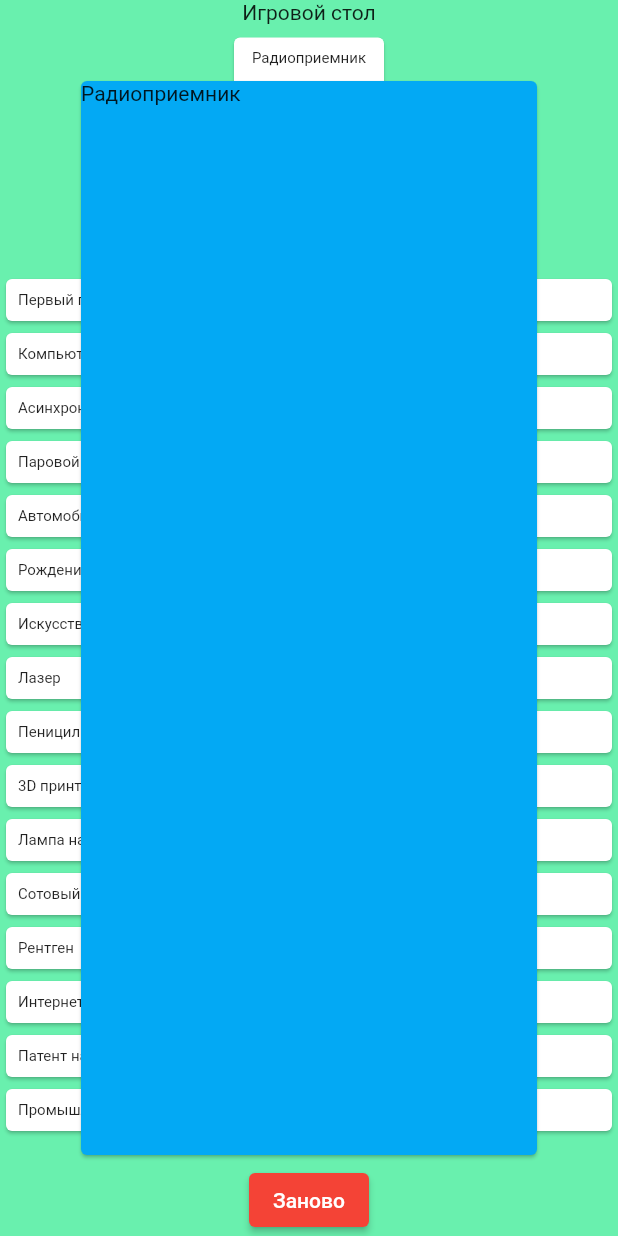
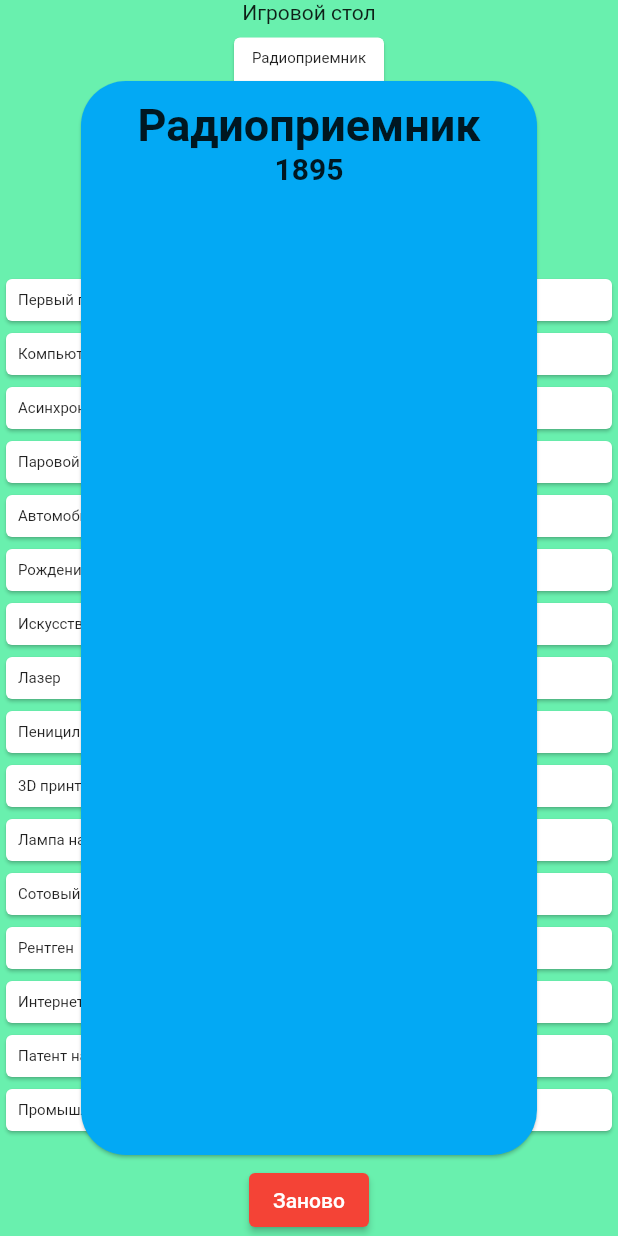
Before and after one commit to Emerald2014/timeline, a Flutter app: the Drag screen opened directly, after a tap on "Радиоприемник", on a phone screen of 412 x 824 dp. Run offline on Flutter 3.47's test engine with Material 2 defaults, Android fonts, the phone set to English and light mode, and no system bars; missing offline and left inert: drag_and_drop_lists.

Commit message:
Легкая модернизация открытой карточки

```diff
--- a/lib/test.dart
+++ b/lib/test.dart
@@ -2,6 +2,8 @@ import 'package:flutter/material.dart';
 import 'package:timeline/data/card_list.dart';
 import 'package:timeline/model/game_card.dart';
 import 'dart:math';
+
+import 'package:timeline/ui/card_screen.dart';
 
 void main() {
   runApp(MyApp());
@@ -23,8 +25,8 @@ class _DragState extends State<Drag> {
   int randomIndex = Random().nextInt(cardListOnHand.length);
 
   // List<GameCard> boardCardList = List.empty();
-  List handCardList = [];
-  List boardCardList = [];
+  List<GameCard> handCardList = [];
+  List<GameCard> boardCardList = [];
   int indexOfLastCard = -1;
   bool isCardClicked = false;
   int indexOfClickedCard = -1;
@@ -89,7 +91,8 @@ class _DragState extends State<Drag> {
                     child: Text("Заново"))
               ],
             ),
-            if (isCardClicked)                 openCard(context, indexOfClickedCard),
+            if (isCardClicked)
+              openCard(context, indexOfClickedCard, boardCardList),
           ]),
         ),
       ),
@@ -134,23 +137,6 @@ class _DragState extends State<Drag> {
               ),
             ),
           );
-  }
-
-  Widget openCard(BuildContext context, int index) {
-    GameCard openCard = boardCardList[index];
-    return Padding(
-      key: Key("loading"),
-      padding: const EdgeInsets.all(50.0),
-      child: Center(
-        child: Card(
-          color: Colors.lightBlue,
-          child: Column(
-            crossAxisAlignment: CrossAxisAlignment.stretch,
-            children: [Text(openCard.name)],
-          ),
-        ),
-      ),
-    );
   }
 
 //  builds the widgets for List A items
--- a/lib/ui/card_screen.dart
+++ b/lib/ui/card_screen.dart
@@ -1,22 +1,32 @@
 import 'package:flutter/material.dart';
 import 'package:timeline/model/game_card.dart';
 
-class CardScreen extends StatelessWidget {
-  final GameCard gameCard;
-
-  const CardScreen({super.key, required this.gameCard});
-
-  @override
-  Widget build(BuildContext context) => Scaffold(
-        backgroundColor: Colors.amber[200],
-        body: Center(
+Widget openCard(BuildContext context, int index, List<GameCard> boardCardList) {
+  GameCard openCard = boardCardList[index];
+  return Padding(
+    key: Key("loading"),
+    padding: const EdgeInsets.all(50.0),
+    child: Center(
+      child: Card(
+        shape: RoundedRectangleBorder(
+          borderRadius: BorderRadius.circular(30.0),
+        ),
+        color: Colors.lightBlue,
+        child: Padding(
+          padding: const EdgeInsets.all(12.0),
           child: Column(
+            crossAxisAlignment: CrossAxisAlignment.stretch,
             children: [
-              Text(gameCard.name),
-              // Image(image: AssetImage("assets/no_image.jpg")),
-              Text(gameCard.year.toString())
+              Text(openCard.name,
+                  textAlign: TextAlign.center,
+                  style: TextStyle(fontSize: 30, fontWeight: FontWeight.bold)),
+              Text(openCard.year.toString(),
+                  textAlign: TextAlign.center,
+                  style: TextStyle(fontSize: 20, fontWeight: FontWeight.bold)),
             ],
           ),
         ),
-      );
+      ),
+    ),
+  );
 }
```
